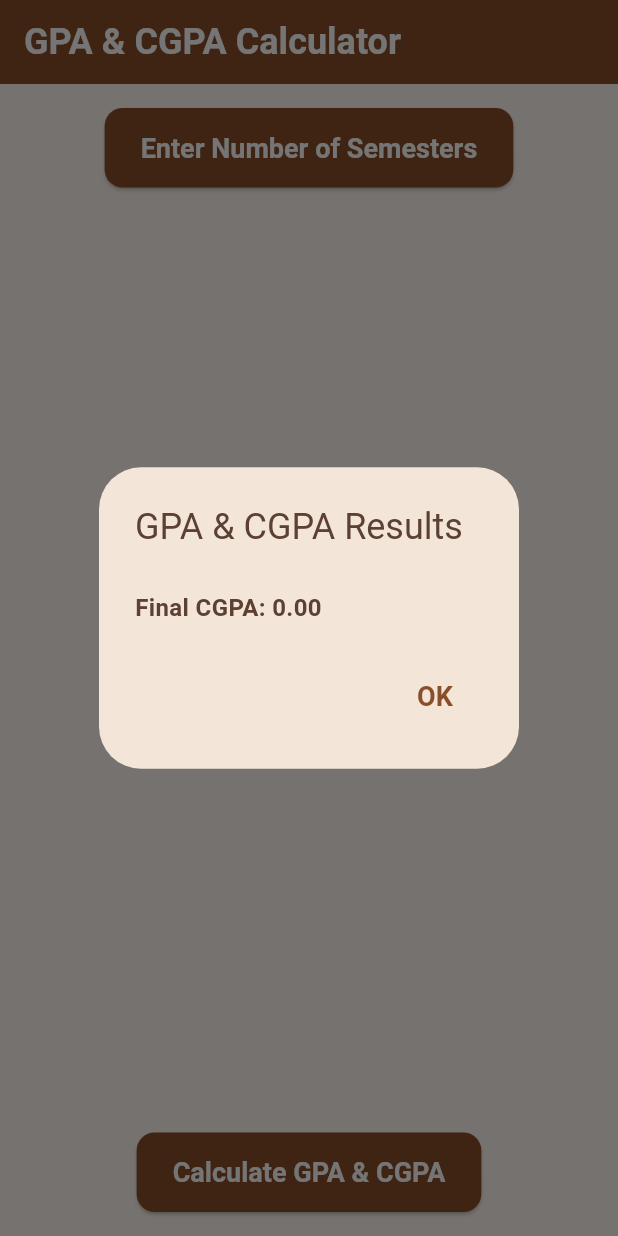
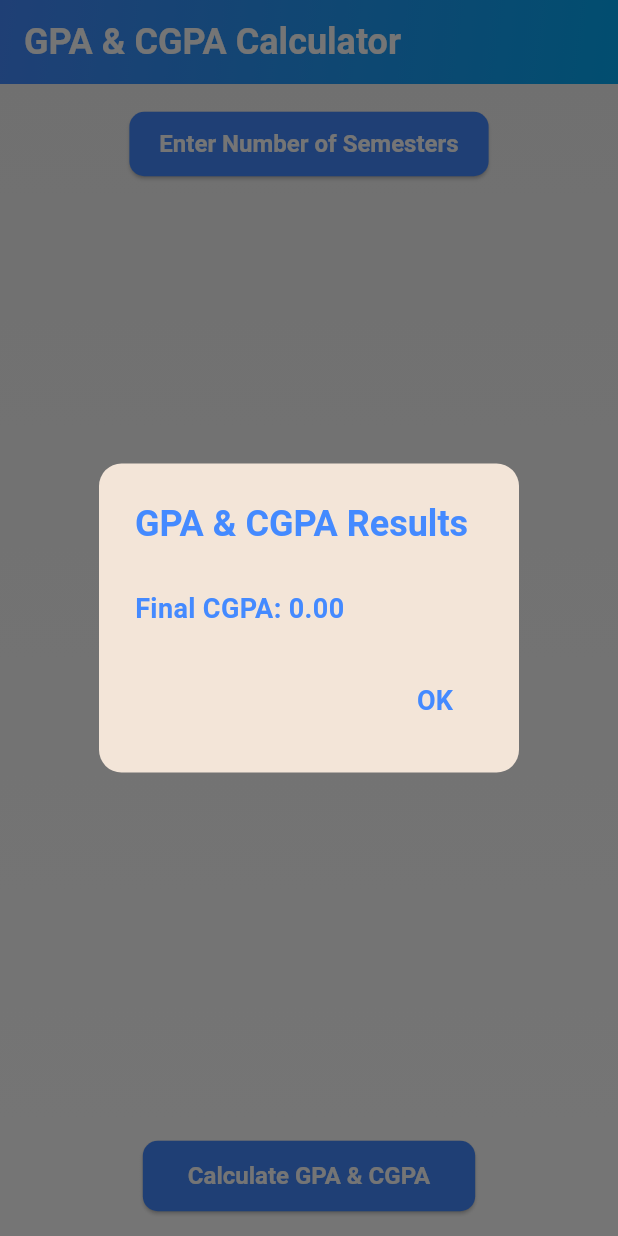
Before and after one commit to rosa12g/GPA-CGPA-calculater-, a Flutter app: the HomeScreen screen opened directly, after a tap on "Calculate GPA & CGPA", on a phone screen of 412 x 824 dp. Run offline on Flutter 3.47's test engine with Material 3 defaults, Android fonts, the phone set to English and light mode, and no system bars.

Commit message:
ui updated

```diff
--- a/gpa_calculator/lib/HomeScreen.dart
+++ b/gpa_calculator/lib/HomeScreen.dart
@@ -17,11 +17,17 @@ class _HomeScreenState extends State<HomeScreen> {
       builder: (context) {
         TextEditingController semesterController = TextEditingController();
         return AlertDialog(
-          title: Text('Enter Number of Semesters'),
+          shape: RoundedRectangleBorder(borderRadius: BorderRadius.circular(15)),
+          title: Text('Number of Semesters', style: TextStyle(fontWeight: FontWeight.bold, color: Colors.blueAccent)),
           content: TextField(
             controller: semesterController,
             keyboardType: TextInputType.number,
-            decoration: InputDecoration(hintText: 'Number of semesters'),
+            decoration: InputDecoration(
+              hintText: 'Enter number of semesters',
+              border: OutlineInputBorder(borderRadius: BorderRadius.circular(10)),
+              filled: true,
+              fillColor: Colors.grey[100],
+            ),
           ),
           actions: [
             TextButton(
@@ -39,7 +45,7 @@ class _HomeScreenState extends State<HomeScreen> {
                   Navigator.pop(context);
                 }
               },
-              child: Text('OK'),
+              child: Text('OK', style: TextStyle(color: Colors.blueAccent, fontWeight: FontWeight.bold)),
             ),
           ],
         );
@@ -79,20 +85,32 @@ class _HomeScreenState extends State<HomeScreen> {
     showDialog(
       context: context,
       builder: (context) => AlertDialog(
-        title: Text('GPA & CGPA Results'),
-        content: Column(
+        shape: RoundedRectangleBorder(borderRadius: BorderRadius.circular(15)),
+        title: Text('GPA & CGPA Results', style: TextStyle(fontWeight: FontWeight.bold, color: Colors.blueAccent)),
+        content: SingleChildScrollView(
+          child: Column(
             mainAxisSize: MainAxisSize.min,
             crossAxisAlignment: CrossAxisAlignment.start,
             children: [
-            ...semesterGPAs.entries.map((e) => Text('Semester ${e.key + 1} GPA: ${e.value.toStringAsFixed(2)}')),
-            SizedBox(height: 10),
-            Text('Final CGPA: ${finalCGPA.toStringAsFixed(2)}', style: TextStyle(fontWeight: FontWeight.bold)),
+              ...semesterGPAs.entries.map((e) => Padding(
+                    padding: EdgeInsets.symmetric(vertical: 4.0),
+                    child: Text(
+                      'Semester ${e.key + 1} GPA: ${e.value.toStringAsFixed(2)}',
+                      style: TextStyle(fontSize: 16, color: Colors.grey[800]),
+                    ),
+                  )),
+              SizedBox(height: 12),
+              Text(
+                'Final CGPA: ${finalCGPA.toStringAsFixed(2)}',
+                style: TextStyle(fontSize: 18, fontWeight: FontWeight.bold, color: Colors.blueAccent),
+              ),
             ],
+          ),
         ),
         actions: [
           TextButton(
             onPressed: () => Navigator.pop(context),
-            child: Text('OK'),
+            child: Text('OK', style: TextStyle(color: Colors.blueAccent, fontWeight: FontWeight.bold)),
           ),
         ],
       ),
@@ -102,51 +120,120 @@ class _HomeScreenState extends State<HomeScreen> {
   @override
   Widget build(BuildContext context) {
     return Scaffold(
-      appBar: AppBar(title: Text('GPA & CGPA Calculator')),
-      body: Padding(
+      appBar: AppBar(
+        title: Text('GPA & CGPA Calculator', style: TextStyle(fontWeight: FontWeight.bold)),
+        flexibleSpace: Container(
+          decoration: BoxDecoration(
+            gradient: LinearGradient(
+              colors: [Colors.blueAccent, Colors.lightBlue],
+              begin: Alignment.topLeft,
+              end: Alignment.bottomRight,
+            ),
+          ),
+        ),
+      ),
+      body: Container(
+        decoration: BoxDecoration(
+          gradient: LinearGradient(
+            colors: [Colors.grey[100]!, Colors.white],
+            begin: Alignment.topCenter,
+            end: Alignment.bottomCenter,
+          ),
+        ),
+        child: Padding(
           padding: EdgeInsets.all(16.0),
           child: Column(
             children: [
               ElevatedButton(
                 onPressed: _askSemesterCount,
-              child: Text('Enter Number of Semesters'),
+                style: ElevatedButton.styleFrom(
+                  padding: EdgeInsets.symmetric(horizontal: 20, vertical: 12),
+                  shape: RoundedRectangleBorder(borderRadius: BorderRadius.circular(10)),
+                  backgroundColor: Colors.blueAccent,
+                  foregroundColor: Colors.white,
                 ),
+                child: Text('Enter Number of Semesters', style: TextStyle(fontSize: 16)),
+              ),
+              SizedBox(height: 16),
               Expanded(
                 child: ListView.builder(
                   itemCount: _numSemesters ?? 0,
                   itemBuilder: (context, semester) {
                     return Card(
-                    margin: EdgeInsets.symmetric(vertical: 8.0),
+                      elevation: 4,
+                      shape: RoundedRectangleBorder(borderRadius: BorderRadius.circular(15)),
+                      margin: EdgeInsets.symmetric(vertical: 10.0),
                       child: Padding(
-                      padding: EdgeInsets.all(12.0),
+                        padding: EdgeInsets.all(16.0),
                         child: Column(
                           crossAxisAlignment: CrossAxisAlignment.start,
                           children: [
-                          Text('Semester ${semester + 1}', style: TextStyle(fontWeight: FontWeight.bold)),
+                            Text(
+                              'Semester ${semester + 1}',
+                              style: TextStyle(fontSize: 18, fontWeight: FontWeight.bold, color: Colors.blueAccent),
+                            ),
+                            SizedBox(height: 10),
                             ...List.generate(_courseControllers[semester]?.length ?? 0, (index) {
-                            return Column(
+                              return Padding(
+                                padding: EdgeInsets.only(bottom: 8.0),
+                                child: Column(
                                   children: [
                                     TextField(
                                       controller: _courseControllers[semester]![index],
-                                  decoration: InputDecoration(labelText: 'Course Name'),
+                                      decoration: InputDecoration(
+                                        labelText: 'Course Name',
+                                        border: OutlineInputBorder(borderRadius: BorderRadius.circular(10)),
+                                        filled: true,
+                                        fillColor: Colors.grey[100],
                                       ),
-                                TextField(
+                                    ),
+                                    SizedBox(height: 10),
+                                    Row(
+                                      children: [
+                                        Expanded(
+                                          child: TextField(
                                             controller: _creditControllers[semester]![index],
                                             keyboardType: TextInputType.number,
-                                  decoration: InputDecoration(labelText: 'Credit Hours'),
+                                            decoration: InputDecoration(
+                                              labelText: 'Credit Hours',
+                                              border: OutlineInputBorder(borderRadius: BorderRadius.circular(10)),
+                                              filled: true,
+                                              fillColor: Colors.grey[100],
                                             ),
-                                TextField(
+                                          ),
+                                        ),
+                                        SizedBox(width: 10),
+                                        Expanded(
+                                          child: TextField(
                                             controller: _gradeControllers[semester]![index],
                                             keyboardType: TextInputType.number,
-                                  decoration: InputDecoration(labelText: 'Grade (4.0 scale)'),
+                                            decoration: InputDecoration(
+                                              labelText: 'Grade (4.0)',
+                                              border: OutlineInputBorder(borderRadius: BorderRadius.circular(10)),
+                                              filled: true,
+                                              fillColor: Colors.grey[100],
+                                            ),
+                                          ),
                                         ),
                                       ],
+                                    ),
+                                  ],
+                                ),
                               );
                             }),
-                          SizedBox(height: 10),
-                          ElevatedButton(
+                            SizedBox(height: 12),
+                            Align(
+                              alignment: Alignment.centerRight,
+                              child: ElevatedButton.icon(
                                 onPressed: () => _addCourse(semester),
-                            child: Text('Add Course'),
+                                icon: Icon(Icons.add, size: 18),
+                                label: Text('Add Course'),
+                                style: ElevatedButton.styleFrom(
+                                  backgroundColor: Colors.green,
+                                  foregroundColor: Colors.white,
+                                  shape: RoundedRectangleBorder(borderRadius: BorderRadius.circular(10)),
+                                ),
+                              ),
                             ),
                           ],
                         ),
@@ -155,11 +242,19 @@ class _HomeScreenState extends State<HomeScreen> {
                   },
                 ),
               ),
+              SizedBox(height: 16),
               ElevatedButton(
                 onPressed: _calculateGPAandCGPA,
-              child: Text('Calculate GPA & CGPA'),
+                style: ElevatedButton.styleFrom(
+                  padding: EdgeInsets.symmetric(horizontal: 30, vertical: 14),
+                  shape: RoundedRectangleBorder(borderRadius: BorderRadius.circular(10)),
+                  backgroundColor: Colors.blueAccent,
+                  foregroundColor: Colors.white,
+                ),
+                child: Text('Calculate GPA & CGPA', style: TextStyle(fontSize: 16, fontWeight: FontWeight.bold)),
               ),
             ],
+          ),
         ),
       ),
     );
```
Lines whose indentation alone changed are shown as unchanged.
